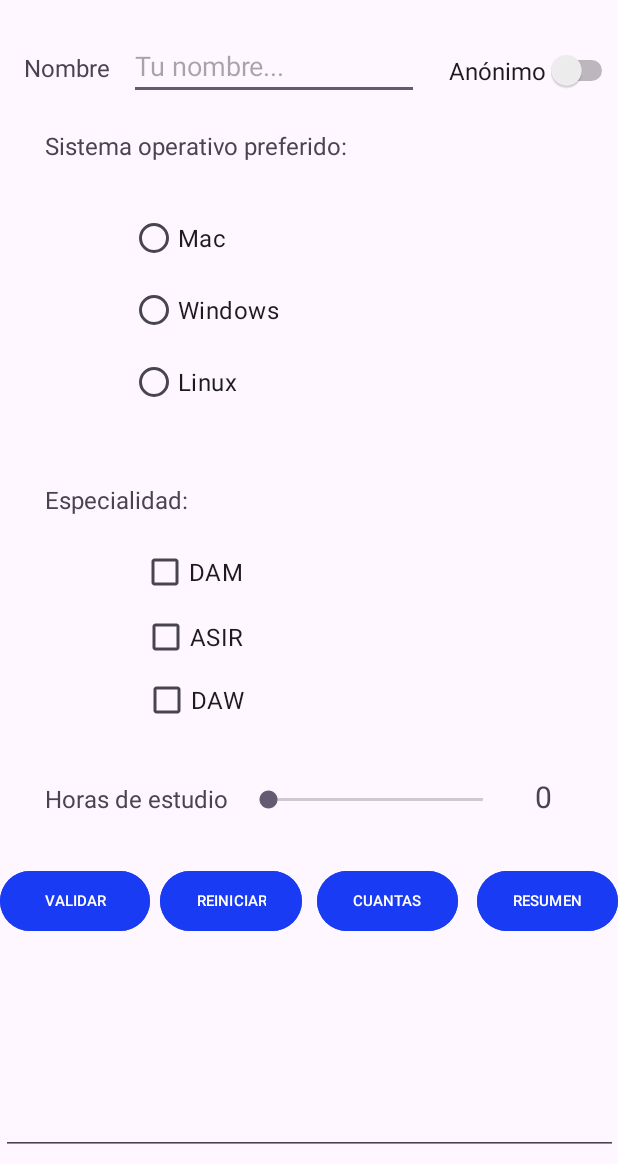
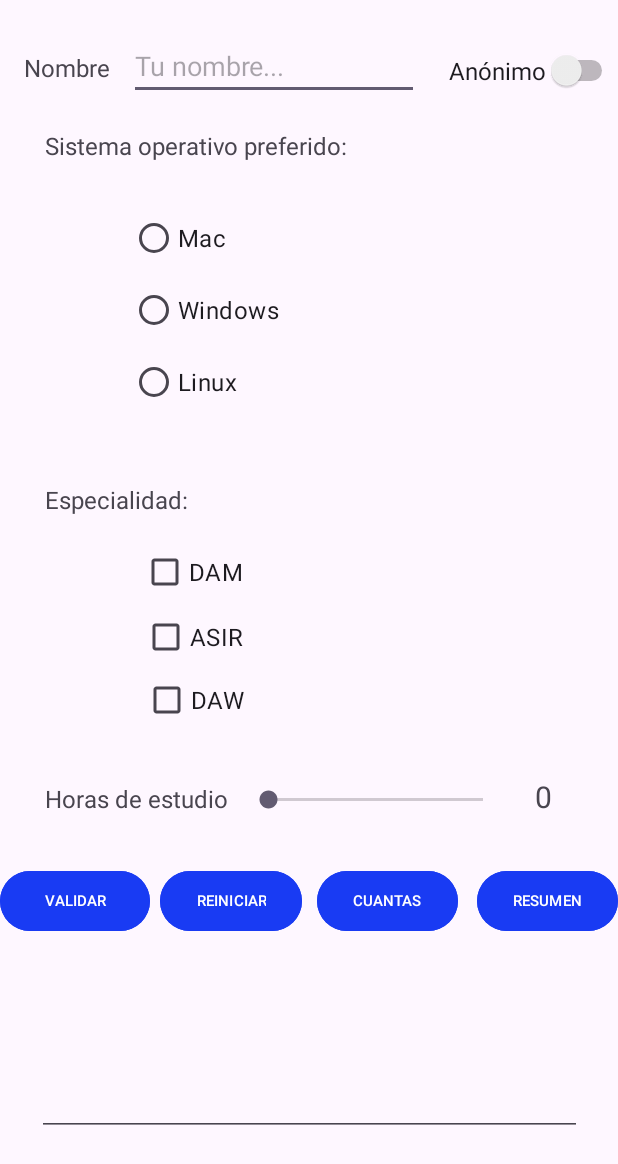
Before and after one commit to luisjo99/REPO-PROGMOVILES-EJERCICIOS, an Android app: the layout activity_main.xml on its own in the app's theme, with its tools: preview values and no code run, on a phone screen of 412 x 824 dp, the part 72-1236 px from its top. Run offline under Robolectric (Android 15) with nearby library versions, the phone set to English and light mode, and no system bars.

Commit message:
Aplicación terminada

```diff
--- /dev/null
+++ b/Encuesta/app/src/main/java/modelo/Persona.kt
@@ -0,0 +1,3 @@
+package modelo
+
+data class Persona(val nombre:String?, val sisOpe:String?, val especialidad:String?, val horasEstudio:String?)
--- a/Encuesta/app/src/main/res/layout/activity_main.xml
+++ b/Encuesta/app/src/main/res/layout/activity_main.xml
@@ -72,6 +72,7 @@
         app:layout_constraintVertical_bias="0.167" />
 
     <RadioGroup
+        android:id="@+id/rgRadioGroup"
         android:layout_width="212dp"
         android:layout_height="163dp"
         app:layout_constraintBottom_toBottomOf="parent"
@@ -211,7 +212,7 @@
         app:layout_constraintVertical_bias="0.805" />
 
     <Button
-        android:id="@+id/btnValidar4"
+        android:id="@+id/btnResumen"
         android:layout_width="wrap_content"
         android:layout_height="wrap_content"
         android:backgroundTint="#193BF3"
@@ -225,7 +226,7 @@
         app:layout_constraintVertical_bias="0.805" />
 
     <Button
-        android:id="@+id/btnValidar2"
+        android:id="@+id/btnReiniciar"
         android:layout_width="wrap_content"
         android:layout_height="wrap_content"
         android:backgroundTint="#193BF3"
@@ -239,7 +240,7 @@
         app:layout_constraintVertical_bias="0.805" />
 
     <Button
-        android:id="@+id/btnValidar3"
+        android:id="@+id/btnCuantas"
         android:layout_width="wrap_content"
         android:layout_height="wrap_content"
         android:backgroundTint="#193BF3"
@@ -253,17 +254,19 @@
         app:layout_constraintVertical_bias="0.805" />
 
     <EditText
-        android:id="@+id/editTextTextMultiLine"
-        android:layout_width="411dp"
-        android:layout_height="128dp"
+        android:id="@+id/edmEncuestas"
+        android:layout_width="363dp"
+        android:layout_height="113dp"
         android:ems="10"
+        android:cursorVisible="false"
+        android:focusable="false"
+        android:focusableInTouchMode="false"
         android:gravity="start|top"
-        android:inputType="textMultiLine"
+        android:inputType="textMultiLine|textNoSuggestions"
         app:layout_constraintBottom_toBottomOf="parent"
         app:layout_constraintEnd_toEndOf="parent"
-        app:layout_constraintHorizontal_bias="1.0"
         app:layout_constraintStart_toStartOf="parent"
         app:layout_constraintTop_toTopOf="parent"
-        app:layout_constraintVertical_bias="0.991" />
+        app:layout_constraintVertical_bias="0.974" />
 
 </androidx.constraintlayout.widget.ConstraintLayout>
```
Also changed, not shown: Encuesta/app/src/main/java/com/example/encuesta/MainActivity.kt (+90 -0 lines), Encuesta/app/src/main/java/modelo/AlmacenPersonas.kt (added, +9 -0 lines).
